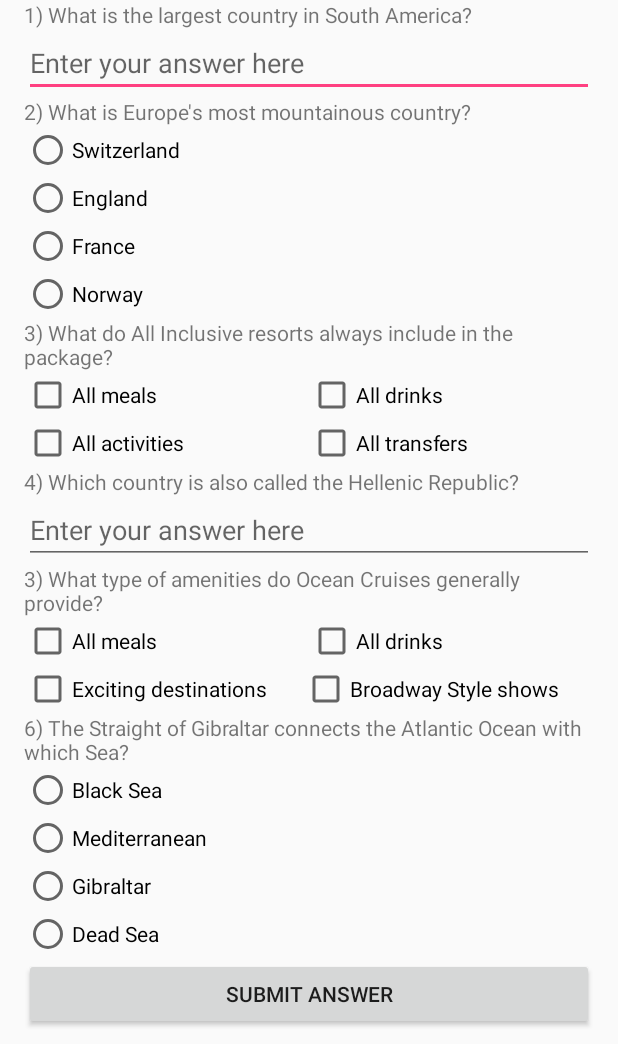
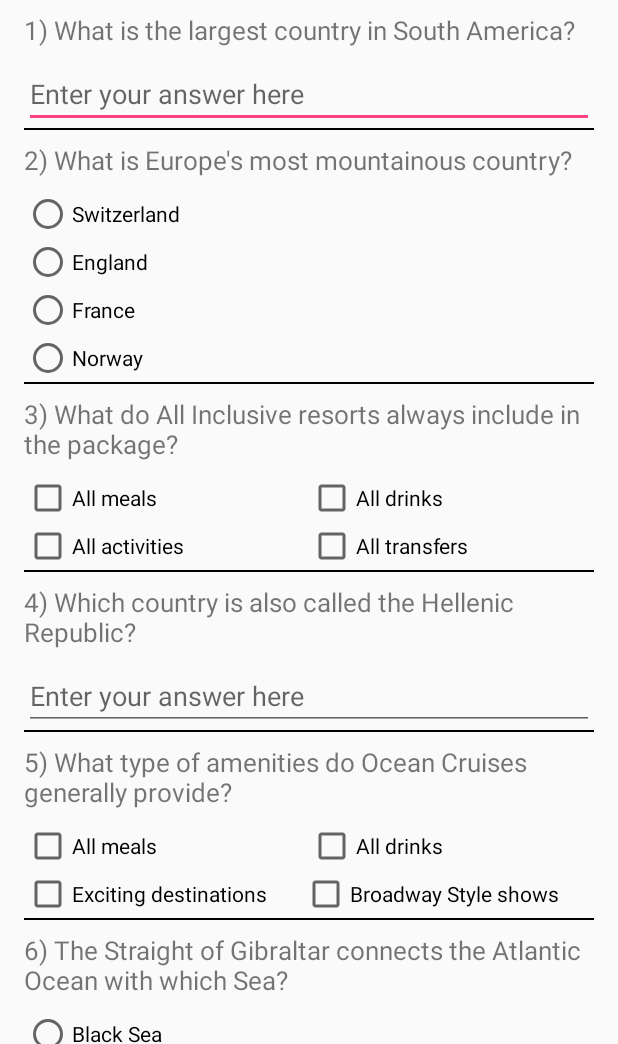
Before and after one commit to MarineNET/QuizApp, an Android app: the screen it shows after launch (MainActivity), on a phone screen of 412 x 824 dp, the part 192-1236 px from its top. Run offline under Robolectric (Android 15) with nearby library versions, the phone set to English and light mode, and no system bars.

Commit message:
Change style and hard corded strings in activity_main

```diff
--- a/app/src/main/res/layout/activity_main.xml
+++ b/app/src/main/res/layout/activity_main.xml
@@ -18,28 +18,29 @@
             android:id="@+id/question1"
             android:layout_width="match_parent"
             android:layout_height="72dp"
-            android:text="QuizApp - Travel and Geography"
+            android:text="@string/header"
             android:gravity="center"
             android:textSize="24sp"/>
 
         <TextView
             android:id="@+id/textView2"
-            android:layout_width="match_parent"
-            android:layout_height="wrap_content"
-            android:text="1) What is the largest country in South America?"/>
+            style="@style/TextViewDims"
+            android:text="@string/question1"/>
 
         <EditText
             android:id="@+id/answer1"
             android:layout_width="match_parent"
             android:layout_height="wrap_content"
             android:inputType="text"
-            android:hint="Enter your answer here"/>
+            android:hint="@string/hint"/>
+
+        <View
+            style="@style/view"/>
 
         <TextView
             android:id="@+id/question2"
-            android:layout_width="match_parent"
-            android:layout_height="wrap_content"
-            android:text="2) What is Europe's most mountainous country?"/>
+            style="@style/TextViewDims"
+            android:text="@string/question2"/>
 
         <RadioGroup
             android:layout_width="match_parent"
@@ -49,37 +50,39 @@
             android:id="@+id/radioSwitzerland"
             android:layout_width="match_parent"
             android:layout_height="wrap_content"
-            android:text="Switzerland"
+            android:text="@string/Switzerland"
             android:onClick="radioButtonQuestion3"/>
 
         <RadioButton
             android:id="@+id/radioEngland"
             android:layout_width="match_parent"
             android:layout_height="wrap_content"
-            android:text="England"
+            android:text="@string/England"
             android:onClick="radioButtonQuestion3"/>
 
         <RadioButton
             android:id="@+id/radioFrance"
             android:layout_width="match_parent"
             android:layout_height="wrap_content"
-            android:text="France"
+            android:text="@string/France"
             android:onClick="radioButtonQuestion3"/>
 
         <RadioButton
             android:id="@+id/radioNorway"
             android:layout_width="match_parent"
             android:layout_height="wrap_content"
-            android:text="Norway"
+            android:text="@string/Norway"
             android:onClick="radioButtonQuestion3"/>
 
         </RadioGroup>
 
+        <View
+            style="@style/view"/>
+
         <TextView
             android:id="@+id/textView4"
-            android:layout_width="match_parent"
-            android:layout_height="wrap_content"
-            android:text="3) What do All Inclusive resorts always include in the package?"/>
+            style="@style/TextViewDims"
+            android:text="@string/question3"/>
 
         <LinearLayout
             android:layout_width="match_parent"
@@ -91,14 +94,14 @@
                 android:layout_width="wrap_content"
                 android:layout_height="wrap_content"
                 android:layout_weight="1"
-                android:text="All meals"/>
+                android:text="@string/meals"/>
 
             <CheckBox
                 android:id="@+id/checkBox3.2"
                 android:layout_width="wrap_content"
                 android:layout_height="wrap_content"
                 android:layout_weight="1"
-                android:text="All drinks"/>
+                android:text="@string/drinks"/>
 
         </LinearLayout>
 
@@ -112,34 +115,38 @@
                 android:layout_width="wrap_content"
                 android:layout_height="wrap_content"
                 android:layout_weight="1"
-                android:text="All activities"/>
+                android:text="@string/activities"/>
 
             <CheckBox
                 android:id="@+id/checkBox3.4"
                 android:layout_width="wrap_content"
                 android:layout_height="wrap_content"
                 android:layout_weight="1"
-                android:text="All transfers"/>
+                android:text="@string/transfers"/>
         </LinearLayout>
+
+        <View
+            style="@style/view"/>
 
         <TextView
             android:id="@+id/question4"
-            android:layout_width="match_parent"
-            android:layout_height="wrap_content"
-            android:text="4) Which country is also called the Hellenic Republic?"/>
+            style="@style/TextViewDims"
+            android:text="@string/question4"/>
 
         <EditText
             android:id="@+id/answer4"
             android:layout_width="match_parent"
             android:layout_height="wrap_content"
             android:inputType="text"
-            android:hint="Enter your answer here"/>
+            android:hint="@string/hint"/>
+
+        <View
+            style="@style/view"/>
 
         <TextView
             android:id="@+id/question5"
-            android:layout_width="match_parent"
-            android:layout_height="wrap_content"
-            android:text="3) What type of amenities do Ocean Cruises generally provide?"/>
+            style="@style/TextViewDims"
+            android:text="@string/question5"/>
 
         <LinearLayout
             android:layout_width="match_parent"
@@ -151,14 +158,14 @@
                 android:layout_width="wrap_content"
                 android:layout_height="wrap_content"
                 android:layout_weight="1"
-                android:text="All meals"/>
+                android:text="@string/meals"/>
 
             <CheckBox
                 android:id="@+id/checkBox5.2"
                 android:layout_width="wrap_content"
                 android:layout_height="wrap_content"
                 android:layout_weight="1"
-                android:text="All drinks"/>
+                android:text="@string/drinks"/>
 
         </LinearLayout>
 
@@ -172,21 +179,23 @@
                 android:layout_width="wrap_content"
                 android:layout_height="wrap_content"
                 android:layout_weight="1"
-                android:text="Exciting destinations"/>
+                android:text="@string/destinations"/>
 
             <CheckBox
                 android:id="@+id/checkBox5.4"
                 android:layout_width="wrap_content"
                 android:layout_height="wrap_content"
                 android:layout_weight="1"
-                android:text="Broadway Style shows"/>
+                android:text="@string/shows"/>
         </LinearLayout>
+
+        <View
+            style="@style/view"/>
 
         <TextView
             android:id="@+id/question6"
-            android:layout_width="match_parent"
-            android:layout_height="wrap_content"
-            android:text="6) The Straight of Gibraltar connects the Atlantic Ocean with which Sea?"/>
+            style="@style/TextViewDims"
+            android:text="@string/question6"/>
 
         <RadioGroup
             android:layout_width="match_parent"
@@ -196,28 +205,28 @@
                 android:id="@+id/radioBlackSea"
                 android:layout_width="match_parent"
                 android:layout_height="wrap_content"
-                android:text="Black Sea"
+                android:text="@string/blackSea"
                 android:onClick="radioButtonQuestion6"/>
 
             <RadioButton
                 android:id="@+id/radioMediterranean"
                 android:layout_width="match_parent"
                 android:layout_height="wrap_content"
-                android:text="Mediterranean"
+                android:text="@string/Mediterranean"
                 android:onClick="radioButtonQuestion6"/>
 
             <RadioButton
                 android:id="@+id/radioGibraltar"
                 android:layout_width="match_parent"
                 android:layout_height="wrap_content"
-                android:text="Gibraltar"
+                android:text="@string/Gibraltar"
                 android:onClick="radioButtonQuestion6"/>
 
             <RadioButton
                 android:id="@+id/radioDeadSea"
                 android:layout_width="match_parent"
                 android:layout_height="wrap_content"
-                android:text="Dead Sea"
+                android:text="@string/deadSea"
                 android:onClick="radioButtonQuestion6"/>
 
         </RadioGroup>
@@ -225,7 +234,6 @@
             android:id="@+id/submitButton"
             android:layout_width="match_parent"
             android:layout_height="wrap_content"
-            android:layout_weight="1"
-            android:text="Submit Answer"/>
+            android:text="@string/submit"/>
     </LinearLayout>
 </ScrollView>
```
